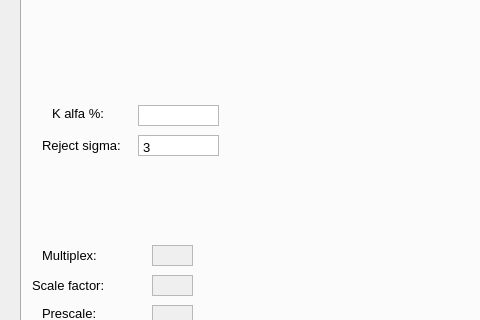
This is gui/compute.ui in milosvalko/Agdas as Qt 5 draws it before an edit; both pictures show x 0 to 480 and y 222 to 542 of the 979 by 748 pixel window. The edited form follows.
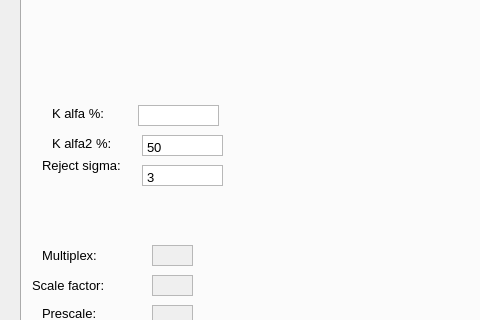
This is the edited form.

The edit to the form file:
```diff
--- a/gui/compute.ui
+++ b/gui/compute.ui
@@ -498,8 +498,8 @@
     <widget class="QTextEdit" name="rejsigma">
      <property name="geometry">
       <rect>
-       <x>116</x>
-       <y>310</y>
+       <x>120</x>
+       <y>340</y>
        <width>81</width>
        <height>21</height>
       </rect>
@@ -519,7 +519,7 @@
      <property name="geometry">
       <rect>
        <x>20</x>
-       <y>310</y>
+       <y>330</y>
        <width>81</width>
        <height>20</height>
       </rect>
@@ -606,6 +606,44 @@
       <string>kpar</string>
      </property>
     </widget>
+    <widget class="QTextEdit" name="kalpha_2">
+     <property name="geometry">
+      <rect>
+       <x>120</x>
+       <y>310</y>
+       <width>81</width>
+       <height>21</height>
+      </rect>
+     </property>
+     <property name="verticalScrollBarPolicy">
+      <enum>Qt::ScrollBarAlwaysOff</enum>
+     </property>
+     <property name="html">
+      <string>&lt;!DOCTYPE HTML PUBLIC &quot;-//W3C//DTD HTML 4.0//EN&quot; &quot;http://www.w3.org/TR/REC-html40/strict.dtd&quot;&gt;
+&lt;html&gt;&lt;head&gt;&lt;meta name=&quot;qrichtext&quot; content=&quot;1&quot; /&gt;&lt;style type=&quot;text/css&quot;&gt;
+p, li { white-space: pre-wrap; }
+&lt;/style&gt;&lt;/head&gt;&lt;body style=&quot; font-family:'MS Shell Dlg 2'; font-size:10pt; font-weight:400; font-style:normal;&quot;&gt;
+&lt;p style=&quot; margin-top:0px; margin-bottom:0px; margin-left:0px; margin-right:0px; -qt-block-indent:0; text-indent:0px;&quot;&gt;50&lt;/p&gt;&lt;/body&gt;&lt;/html&gt;</string>
+     </property>
+    </widget>
+    <widget class="QLabel" name="label_14">
+     <property name="geometry">
+      <rect>
+       <x>30</x>
+       <y>310</y>
+       <width>101</width>
+       <height>16</height>
+      </rect>
+     </property>
+     <property name="font">
+      <font>
+       <pointsize>10</pointsize>
+      </font>
+     </property>
+     <property name="text">
+      <string>K alfa2 %:</string>
+     </property>
+    </widget>
    </widget>
    <widget class="QWidget" name="tab_3">
     <attribute name="title">
```
Left out of the diff: 15 changed lines with no effect on the pictures.
